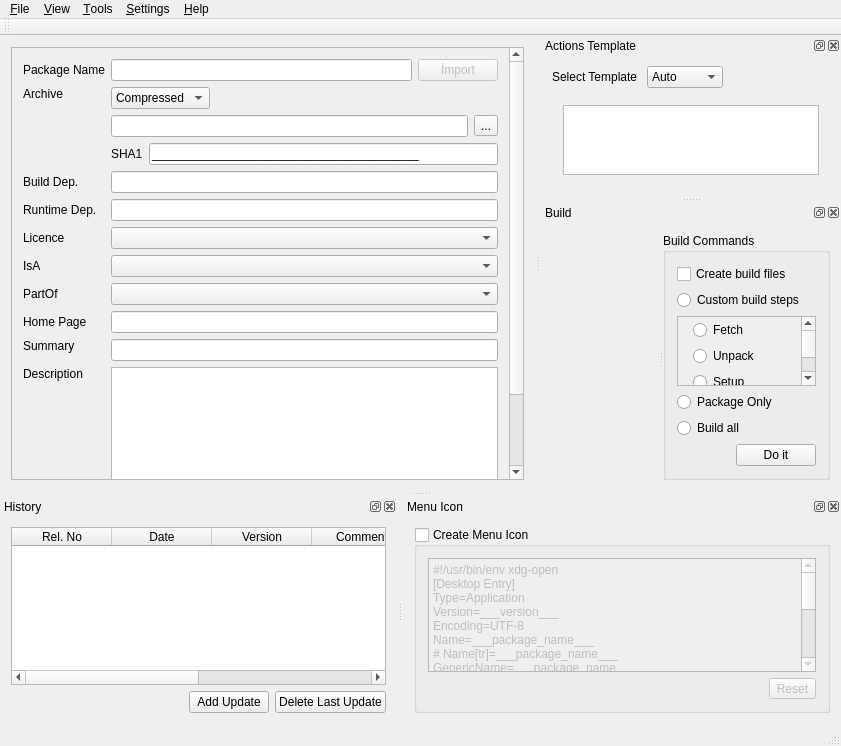
Before: the Qt Designer form mainwindow.ui in huseyinkozan/PiSiDo, drawn with Qt 5.
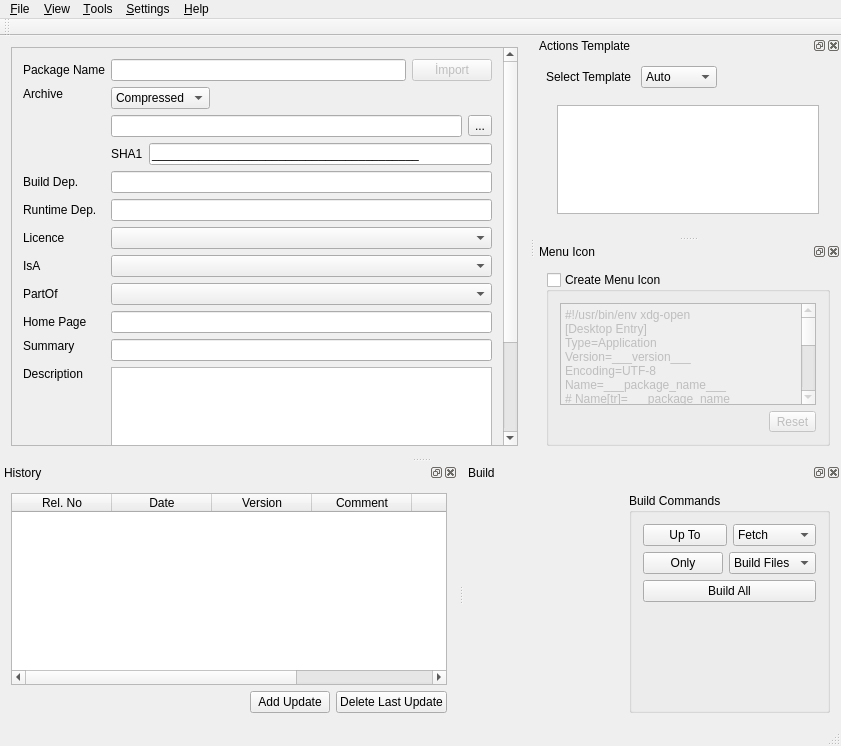
After: the same form once the commit is applied. Custom widgets are drawn as their Qt base class.

Commit message: Build steps redefined at the gui.

Patch:
```diff
--- a/mainwindow.ui
+++ b/mainwindow.ui
@@ -31,7 +31,7 @@
         <rect>
          <x>0</x>
          <y>0</y>
-         <width>470</width>
+         <width>510</width>
          <height>530</height>
         </rect>
        </property>
@@ -834,7 +834,7 @@
     <string>Menu Icon</string>
    </property>
    <attribute name="dockWidgetArea">
-    <number>8</number>
+    <number>2</number>
    </attribute>
    <widget class="QWidget" name="dockWidgetContents_3">
     <layout class="QGridLayout" name="gridLayout_7">
@@ -923,119 +923,93 @@
     <string>Build</string>
    </property>
    <attribute name="dockWidgetArea">
-    <number>2</number>
+    <number>8</number>
    </attribute>
    <widget class="QWidget" name="dockWidgetContents_4">
-    <layout class="QVBoxLayout" name="verticalLayout_10">
+    <layout class="QHBoxLayout" name="horizontalLayout_9">
      <item>
-      <widget class="QSplitter" name="splitter">
-       <property name="orientation">
-        <enum>Qt::Horizontal</enum>
-       </property>
        <widget class="ConsoleWidget" name="w_console" native="true"/>
+     </item>
+     <item>
        <widget class="QGroupBox" name="gb_custom_build_steps">
         <property name="title">
          <string>Build Commands</string>
         </property>
         <layout class="QVBoxLayout" name="verticalLayout_2">
          <item>
-          <widget class="QCheckBox" name="check_create_build_files">
+         <layout class="QHBoxLayout" name="horizontalLayout_6">
+          <item>
+           <widget class="QPushButton" name="pushButton">
            <property name="text">
-            <string>Create build files</string>
+             <string>Up To</string>
            </property>
           </widget>
          </item>
          <item>
-          <widget class="QRadioButton" name="rb_custom_build_steps">
+           <widget class="QComboBox" name="comboBox">
+            <item>
            <property name="text">
-            <string>Custom build steps</string>
-           </property>
-          </widget>
+              <string notr="true">Fetch</string>
+             </property>
          </item>
          <item>
-          <widget class="QScrollArea" name="scrollArea_2">
-           <property name="widgetResizable">
-            <bool>true</bool>
-           </property>
-           <widget class="QWidget" name="scrollAreaWidgetContents_2">
-            <property name="geometry">
-             <rect>
-              <x>0</x>
-              <y>-47</y>
-              <width>251</width>
-              <height>137</height>
-             </rect>
-            </property>
-            <layout class="QGridLayout" name="gridLayout_2">
-             <property name="leftMargin">
-              <number>15</number>
-             </property>
-             <property name="topMargin">
-              <number>3</number>
-             </property>
-             <property name="rightMargin">
-              <number>3</number>
-             </property>
-             <property name="bottomMargin">
-              <number>3</number>
-             </property>
-             <item row="0" column="0">
-              <widget class="QRadioButton" name="rb_fecth">
+             <property name="text">
+              <string notr="true">Unpack</string>
+             </property>
+            </item>
+            <item>
                <property name="text">
-                <string>Fetch</string>
-               </property>
-              </widget>
-             </item>
-             <item row="1" column="0">
-              <widget class="QRadioButton" name="rb_unpack">
+              <string notr="true">Setup</string>
+             </property>
+            </item>
+            <item>
                <property name="text">
-                <string>Unpack</string>
-               </property>
-              </widget>
-             </item>
-             <item row="2" column="0">
-              <widget class="QRadioButton" name="rb_setup">
+              <string notr="true">Build</string>
+             </property>
+            </item>
+            <item>
                <property name="text">
-                <string>Setup</string>
-               </property>
-              </widget>
-             </item>
-             <item row="3" column="0">
-              <widget class="QRadioButton" name="rb_build">
+              <string notr="true">Install</string>
+             </property>
+            </item>
+            <item>
                <property name="text">
-                <string>Build</string>
-               </property>
-              </widget>
-             </item>
-             <item row="4" column="0">
-              <widget class="QRadioButton" name="rb_install">
+              <string notr="true">Check</string>
+             </property>
+            </item>
+           </widget>
+          </item>
+         </layout>
+        </item>
+        <item>
+         <layout class="QHBoxLayout" name="horizontalLayout_8">
+          <item>
+           <widget class="QPushButton" name="pushButton_2">
                <property name="text">
-                <string>Install</string>
+             <string>Only</string>
                </property>
               </widget>
              </item>
-             <item row="5" column="0">
-              <widget class="QRadioButton" name="rb_check">
+          <item>
+           <widget class="QComboBox" name="comboBox_2">
+            <item>
                <property name="text">
-                <string>Check</string>
-               </property>
-              </widget>
-             </item>
-            </layout>
-           </widget>
-          </widget>
-         </item>
+              <string>Build Files</string>
+             </property>
+            </item>
          <item>
-          <widget class="QRadioButton" name="rb_package_only">
            <property name="text">
-            <string>Package Only</string>
-           </property>
-          </widget>
-         </item>
+              <string>Package</string>
+             </property>
+            </item>
+           </widget>
+          </item>
+         </layout>
+        </item>
          <item>
-          <widget class="QRadioButton" name="rb_build_all">
+         <widget class="QPushButton" name="pb_build_all">
            <property name="text">
-            <string>Build all</string>
+           <string>Build All</string>
            </property>
           </widget>
          </item>
@@ -1052,32 +1026,7 @@
            </property>
           </spacer>
          </item>
-         <item>
-          <layout class="QHBoxLayout" name="horizontalLayout_6">
-           <item>
-            <spacer name="horizontalSpacer_2">
-             <property name="orientation">
-              <enum>Qt::Horizontal</enum>
-             </property>
-             <property name="sizeHint" stdset="0">
-              <size>
-               <width>40</width>
-               <height>20</height>
-              </size>
-             </property>
-            </spacer>
-           </item>
-           <item>
-            <widget class="QPushButton" name="pb_do_it">
-             <property name="text">
-              <string>Do it</string>
-             </property>
-            </widget>
-           </item>
-          </layout>
-         </item>
-        </layout>
-       </widget>
+       </layout>
       </widget>
      </item>
     </layout>
```
Left out of the diff: 20 changed lines with no effect on the pictures. Lines whose indentation alone changed are shown as unchanged. The commit also changes 4 other files.
